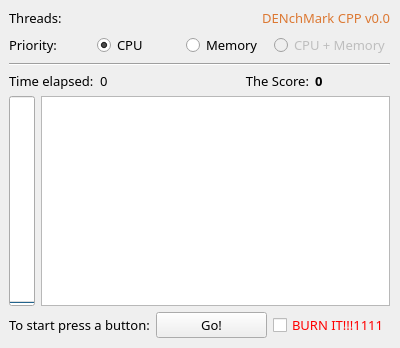
This is mainwindow.ui in ElwooD07/DENchMark as Qt 5 draws it before an edit. The edited form follows.
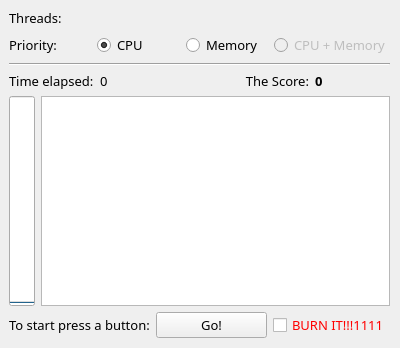
This is the edited form.

The edit to the form file:
```diff
--- a/mainwindow.ui
+++ b/mainwindow.ui
@@ -63,7 +63,7 @@
           <string notr="true">color: rgb(220, 120, 50);</string>
          </property>
          <property name="text">
-          <string>DENchMark CPP v0.0</string>
+          <string/>
          </property>
          <property name="alignment">
           <set>Qt::AlignRight|Qt::AlignTrailing|Qt::AlignVCenter</set>
```
